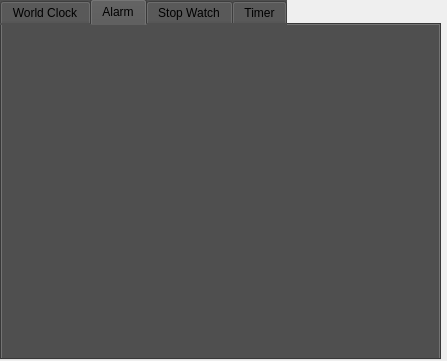
Qt form Assignment_25/main.ui (zhazimzadeh/Python_Course) before a commit.
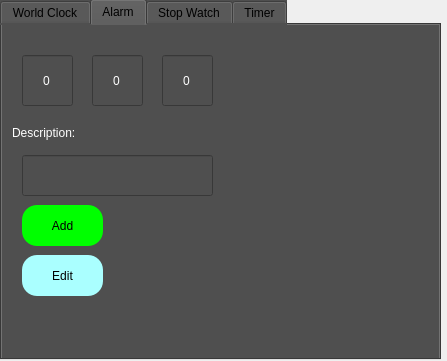
The same form after that commit. The open tabs and pages were chosen to show the change.

```diff
--- a/Assignment_25/main.ui
+++ b/Assignment_25/main.ui
@@ -170,6 +170,145 @@
      <attribute name="title">
       <string>Alarm</string>
      </attribute>
+     <widget class="QPushButton" name="btn_add_alarm">
+      <property name="geometry">
+       <rect>
+        <x>20</x>
+        <y>180</y>
+        <width>81</width>
+        <height>41</height>
+       </rect>
+      </property>
+      <property name="styleSheet">
+       <string notr="true">background-color: rgb(0, 255, 0);
+font: 700 12pt &quot;Segoe UI&quot;;
+border-radius:15px;
+</string>
+      </property>
+      <property name="text">
+       <string>Add</string>
+      </property>
+     </widget>
+     <widget class="QLineEdit" name="txt_min_Alarm">
+      <property name="geometry">
+       <rect>
+        <x>90</x>
+        <y>30</y>
+        <width>51</width>
+        <height>51</height>
+       </rect>
+      </property>
+      <property name="styleSheet">
+       <string notr="true">font: 20pt &quot;Seven Segment&quot;;
+color: rgb(255, 255, 255);</string>
+      </property>
+      <property name="text">
+       <string>0</string>
+      </property>
+      <property name="alignment">
+       <set>Qt::AlignCenter</set>
+      </property>
+     </widget>
+     <widget class="QLineEdit" name="txt_hour_Alarm">
+      <property name="geometry">
+       <rect>
+        <x>20</x>
+        <y>30</y>
+        <width>51</width>
+        <height>51</height>
+       </rect>
+      </property>
+      <property name="styleSheet">
+       <string notr="true">font: 20pt &quot;Seven Segment&quot;;
+color: rgb(255, 255, 255);</string>
+      </property>
+      <property name="text">
+       <string>0</string>
+      </property>
+      <property name="alignment">
+       <set>Qt::AlignCenter</set>
+      </property>
+     </widget>
+     <widget class="QLineEdit" name="txt_sec_Alarm">
+      <property name="geometry">
+       <rect>
+        <x>160</x>
+        <y>30</y>
+        <width>51</width>
+        <height>51</height>
+       </rect>
+      </property>
+      <property name="styleSheet">
+       <string notr="true">font: 20pt &quot;Seven Segment&quot;;
+color: rgb(255, 255, 255);</string>
+      </property>
+      <property name="text">
+       <string>0</string>
+      </property>
+      <property name="alignment">
+       <set>Qt::AlignCenter</set>
+      </property>
+     </widget>
+     <widget class="QPushButton" name="btn_edit_alarm">
+      <property name="geometry">
+       <rect>
+        <x>20</x>
+        <y>230</y>
+        <width>81</width>
+        <height>41</height>
+       </rect>
+      </property>
+      <property name="styleSheet">
+       <string notr="true">background-color: rgb(170, 255, 255);
+font: 700 12pt &quot;Segoe UI&quot;;
+border-radius: 15px;
+</string>
+      </property>
+      <property name="text">
+       <string>Edit</string>
+      </property>
+     </widget>
+     <widget class="QLineEdit" name="txt_alarm_desc">
+      <property name="geometry">
+       <rect>
+        <x>20</x>
+        <y>130</y>
+        <width>191</width>
+        <height>41</height>
+       </rect>
+      </property>
+      <property name="styleSheet">
+       <string notr="true">color: rgb(255, 255, 255);</string>
+      </property>
+     </widget>
+     <widget class="QLabel" name="label_4">
+      <property name="geometry">
+       <rect>
+        <x>10</x>
+        <y>100</y>
+        <width>91</width>
+        <height>16</height>
+       </rect>
+      </property>
+      <property name="styleSheet">
+       <string notr="true">font: 700 12pt &quot;Segoe UI&quot;;
+color: rgb(255, 255, 255);</string>
+      </property>
+      <property name="text">
+       <string>Description:</string>
+      </property>
+     </widget>
+     <widget class="QWidget" name="gridLayoutWidget">
+      <property name="geometry">
+       <rect>
+        <x>230</x>
+        <y>0</y>
+        <width>201</width>
+        <height>331</height>
+       </rect>
+      </property>
+      <layout class="QGridLayout" name="gridLayout"/>
+     </widget>
     </widget>
     <widget class="QWidget" name="tab_3">
      <attribute name="title">
```
Left out of the diff: 40 changed lines with no effect on the pictures.
